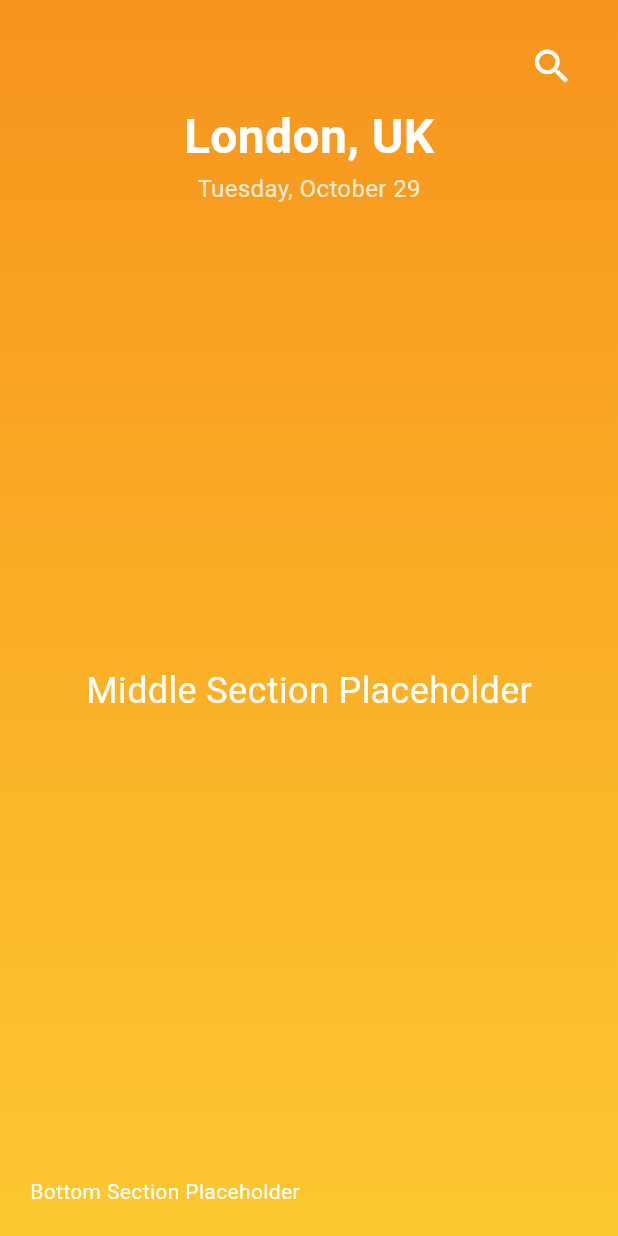
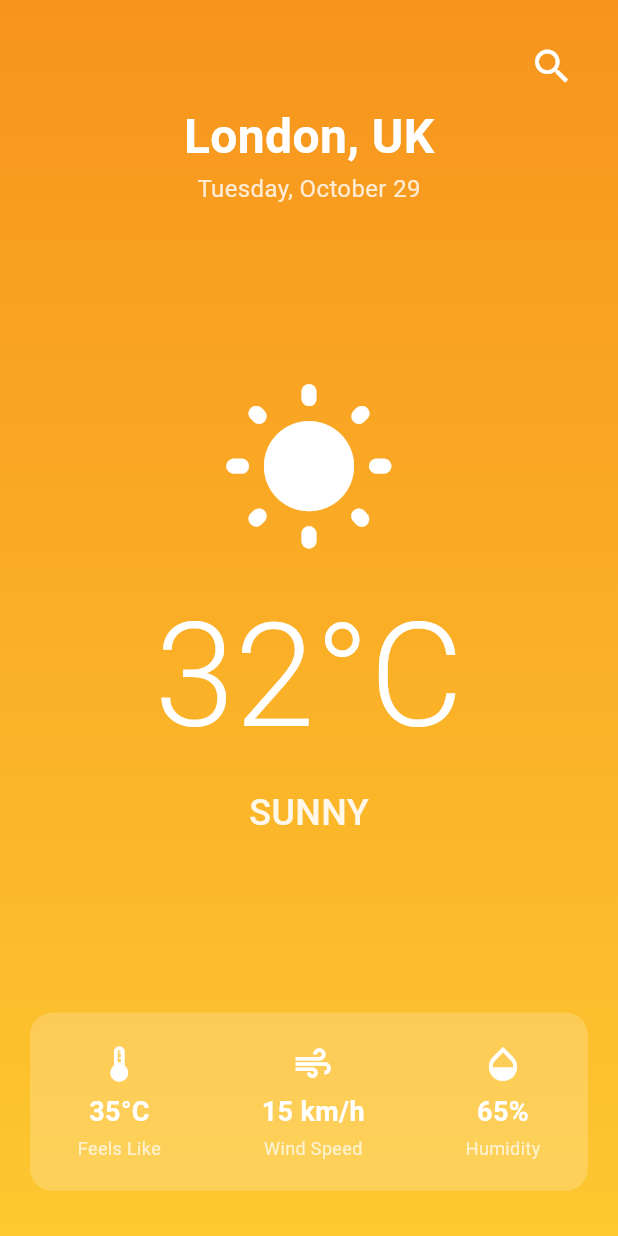
Before and after one commit to Khan-06/skycast, a Flutter app: the screen it shows after launch, on a phone screen of 412 x 824 dp. Run offline on Flutter 3.47's test engine with Material 3 defaults, Android fonts, the phone set to English and light mode, and no system bars.

Commit message:
Working on UI!

```diff
--- a/lib/screens/HomeScreen.dart
+++ b/lib/screens/HomeScreen.dart
@@ -1,4 +1,5 @@
 import 'package:flutter/material.dart';
+import 'package:skycast/widgets/weatherDetailItem.dart';
 
 class HomeScreen extends StatelessWidget {
   const HomeScreen({super.key});
@@ -100,21 +101,87 @@ class HomeScreen extends StatelessWidget {
             ),
 
                 // Flexible space pushes the middle section up/down as needed
-                const Expanded(
-                  // Placeholder for Step 3: Middle Section (Temp, Icon, Description)
-                  child: Center(
-                    child: Text(
-                      'Middle Section Placeholder',
-                      style: TextStyle(color: Colors.white, fontSize: 24),
-                    ),
+              Expanded(
+                child: Center(
+                  child: Column(
+                    mainAxisAlignment: MainAxisAlignment.center,
+                    children: [
+                      // 1. Weather Icon (using a placeholder for now)
+                      const Icon(
+                        Icons.wb_sunny_rounded, // Placeholder icon
+                        color: Colors.white,
+                        size: 120,
+                      ),
+                      const SizedBox(height: 10),
+
+                      // 2. Big Temperature Text
+                      const Text(
+                        '32°C', // Dummy Temperature
+                        style: TextStyle(
+                          color: Colors.white,
+                          fontSize: 96,
+                          fontWeight: FontWeight.w300, // Thin font weight looks modern
+                        ),
+                      ),
+                      const SizedBox(height: 5),
+
+                      // 3. Weather Condition Text
+                      Text(
+                        dummyWeatherCondition.toUpperCase(), // Using the dummy variable
+                        style: TextStyle(
+                          color: Colors.white.withOpacity(0.9),
+                          fontSize: 24,
+                          fontWeight: FontWeight.w500,
+                        ),
+                      ),
+                    ],
                   ),
                 ),
+              ),
 
                 // Placeholder for Step 4: Bottom Section (Dashboard)
-                const Text(
-                  'Bottom Section Placeholder',
-                  style: TextStyle(color: Colors.white),
+            Padding(
+              padding: const EdgeInsets.only(bottom: 10.0),
+              child: Container(
+                padding: const EdgeInsets.all(20.0),
+                // 💡 Add a semi-transparent background to visually group the data
+                decoration: BoxDecoration(
+                  color: Colors.white.withOpacity(0.2), // The "glassmorphism" base color
+                  borderRadius: BorderRadius.circular(15),
                 ),
+                child: Row(
+                  mainAxisAlignment: MainAxisAlignment.spaceAround,
+                  children: [
+                    // Detail 1: Feels Like Temperature
+                    WeatherDetailItem(
+                      icon: Icons.thermostat_outlined,
+                      label: 'Feels Like',
+                      value: '35°C', // Dummy Data
+                    ),
+
+                    // Separator Line
+                    const VerticalDivider(color: Colors.white54, width: 20, thickness: 1),
+
+                    // Detail 2: Wind Speed
+                    WeatherDetailItem(
+                      icon: Icons.air,
+                      label: 'Wind Speed',
+                      value: '15 km/h', // Dummy Data
+                    ),
+
+                    // Separator Line
+                    const VerticalDivider(color: Colors.white54, width: 20, thickness: 1),
+
+                    // Detail 3: Humidity
+                    WeatherDetailItem(
+                      icon: Icons.opacity,
+                      label: 'Humidity',
+                      value: '65%', // Dummy Data
+                    ),
+                  ],
+                ),
+              ),
+            ),
               ],
             ),
           ),
--- /dev/null
+++ b/lib/widgets/weatherDetailItem.dart
@@ -0,0 +1,39 @@
+import 'package:flutter/material.dart';
+
+class WeatherDetailItem extends StatelessWidget {
+  final IconData icon;
+  final String label;
+  final String value;
+
+  const WeatherDetailItem({
+    required this.icon,
+    required this.label,
+    required this.value,
+  });
+
+  @override
+  Widget build(BuildContext context) {
+    return Column(
+      children: [
+        Icon(icon, color: Colors.white, size: 28),
+        const SizedBox(height: 5),
+        Text(
+          value,
+          style: const TextStyle(
+            color: Colors.white,
+            fontSize: 18,
+            fontWeight: FontWeight.bold,
+          ),
+        ),
+        const SizedBox(height: 3),
+        Text(
+          label,
+          style: TextStyle(
+            color: Colors.white.withOpacity(0.7),
+            fontSize: 12,
+          ),
+        ),
+      ],
+    );
+  }
+}
```
Also changed, not shown: 1 other file.
